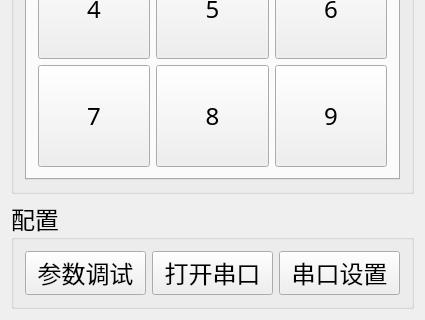
This is mainwindow.ui in ZzzzzzS/diansai2017Uper as Qt 5 draws it before an edit; both pictures show x 0 to 425 and y 269 to 589 of the 425 by 589 pixel window. The edited form follows.
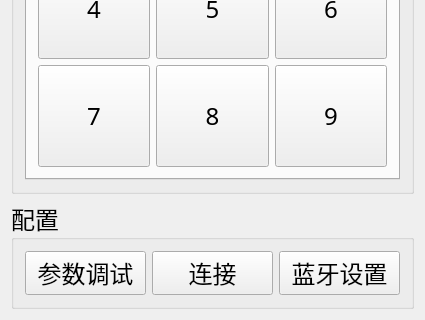
This is the edited form.

Diff of the .ui file:
```diff
--- a/mainwindow.ui
+++ b/mainwindow.ui
@@ -274,14 +274,14 @@
          <item>
           <widget class="QPushButton" name="PowerButton">
            <property name="text">
-            <string>打开串口</string>
+            <string>连接</string>
            </property>
           </widget>
          </item>
          <item>
           <widget class="QPushButton" name="ConfigButton">
            <property name="text">
-            <string>串口设置</string>
+            <string>蓝牙设置</string>
            </property>
           </widget>
          </item>
```
